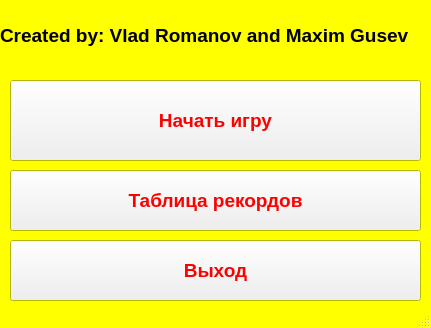
This is menu.ui in Gooosee/QuietCry as Qt 5 draws it before an edit. The edited form follows.
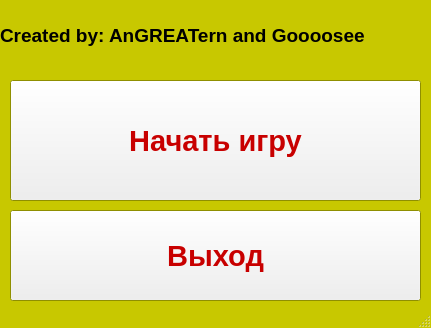
This is the edited form.

Patch:
```diff
--- a/menu.ui
+++ b/menu.ui
@@ -25,8 +25,8 @@
      <colorrole role="Window">
       <brush brushstyle="SolidPattern">
        <color alpha="255">
-        <red>255</red>
-        <green>255</green>
+        <red>200</red>
+        <green>200</green>
         <blue>0</blue>
        </color>
       </brush>
@@ -45,8 +45,8 @@
      <colorrole role="Window">
       <brush brushstyle="SolidPattern">
        <color alpha="255">
-        <red>255</red>
-        <green>255</green>
+        <red>200</red>
+        <green>200</green>
         <blue>0</blue>
        </color>
       </brush>
@@ -56,8 +56,8 @@
      <colorrole role="Base">
       <brush brushstyle="SolidPattern">
        <color alpha="255">
-        <red>255</red>
-        <green>255</green>
+        <red>200</red>
+        <green>200</green>
         <blue>0</blue>
        </color>
       </brush>
@@ -65,8 +65,8 @@
      <colorrole role="Window">
       <brush brushstyle="SolidPattern">
        <color alpha="255">
-        <red>255</red>
-        <green>255</green>
+        <red>200</red>
+        <green>200</green>
         <blue>0</blue>
        </color>
       </brush>
@@ -84,7 +84,7 @@
       <x>10</x>
       <y>80</y>
       <width>411</width>
-      <height>81</height>
+      <height>121</height>
      </rect>
     </property>
     <property name="palette">
@@ -93,7 +93,7 @@
        <colorrole role="ButtonText">
         <brush brushstyle="SolidPattern">
          <color alpha="255">
-          <red>255</red>
+          <red>200</red>
           <green>0</green>
           <blue>0</blue>
          </color>
@@ -104,7 +104,7 @@
        <colorrole role="ButtonText">
         <brush brushstyle="SolidPattern">
          <color alpha="255">
-          <red>255</red>
+          <red>200</red>
           <green>0</green>
           <blue>0</blue>
          </color>
@@ -126,7 +126,7 @@
     </property>
     <property name="font">
      <font>
-      <pointsize>14</pointsize>
+      <pointsize>22</pointsize>
       <weight>75</weight>
       <bold>true</bold>
      </font>
@@ -135,70 +135,13 @@
      <string>Начать игру</string>
     </property>
    </widget>
-   <widget class="QPushButton" name="pb2">
-    <property name="geometry">
-     <rect>
-      <x>10</x>
-      <y>170</y>
-      <width>411</width>
-      <height>61</height>
-     </rect>
-    </property>
-    <property name="palette">
-     <palette>
-      <active>
-       <colorrole role="ButtonText">
-        <brush brushstyle="SolidPattern">
-         <color alpha="255">
-          <red>255</red>
-          <green>0</green>
-          <blue>0</blue>
-         </color>
-        </brush>
-       </colorrole>
-      </active>
-      <inactive>
-       <colorrole role="ButtonText">
-        <brush brushstyle="SolidPattern">
-         <color alpha="255">
-          <red>255</red>
-          <green>0</green>
-          <blue>0</blue>
-         </color>
-        </brush>
-       </colorrole>
-      </inactive>
-      <disabled>
-       <colorrole role="ButtonText">
-        <brush brushstyle="SolidPattern">
-         <color alpha="255">
-          <red>120</red>
-          <green>120</green>
-          <blue>120</blue>
-         </color>
-        </brush>
-       </colorrole>
-      </disabled>
-     </palette>
-    </property>
-    <property name="font">
-     <font>
-      <pointsize>14</pointsize>
-      <weight>75</weight>
-      <bold>true</bold>
-     </font>
-    </property>
-    <property name="text">
-     <string>Таблица рекордов</string>
-    </property>
-   </widget>
    <widget class="QPushButton" name="pb3">
     <property name="geometry">
      <rect>
       <x>10</x>
-      <y>240</y>
+      <y>210</y>
       <width>411</width>
-      <height>61</height>
+      <height>91</height>
      </rect>
     </property>
     <property name="palette">
@@ -207,7 +150,7 @@
        <colorrole role="ButtonText">
         <brush brushstyle="SolidPattern">
          <color alpha="255">
-          <red>255</red>
+          <red>200</red>
           <green>0</green>
           <blue>0</blue>
          </color>
@@ -218,7 +161,7 @@
        <colorrole role="ButtonText">
         <brush brushstyle="SolidPattern">
          <color alpha="255">
-          <red>255</red>
+          <red>200</red>
           <green>0</green>
           <blue>0</blue>
          </color>
@@ -240,7 +183,7 @@
     </property>
     <property name="font">
      <font>
-      <pointsize>14</pointsize>
+      <pointsize>22</pointsize>
       <weight>75</weight>
       <bold>true</bold>
      </font>
@@ -266,7 +209,7 @@
      </font>
     </property>
     <property name="text">
-     <string>Created by: Vlad Romanov and Maxim Gusev</string>
+     <string>Created by: AnGREATern and Goooosee</string>
     </property>
    </widget>
   </widget>
```
